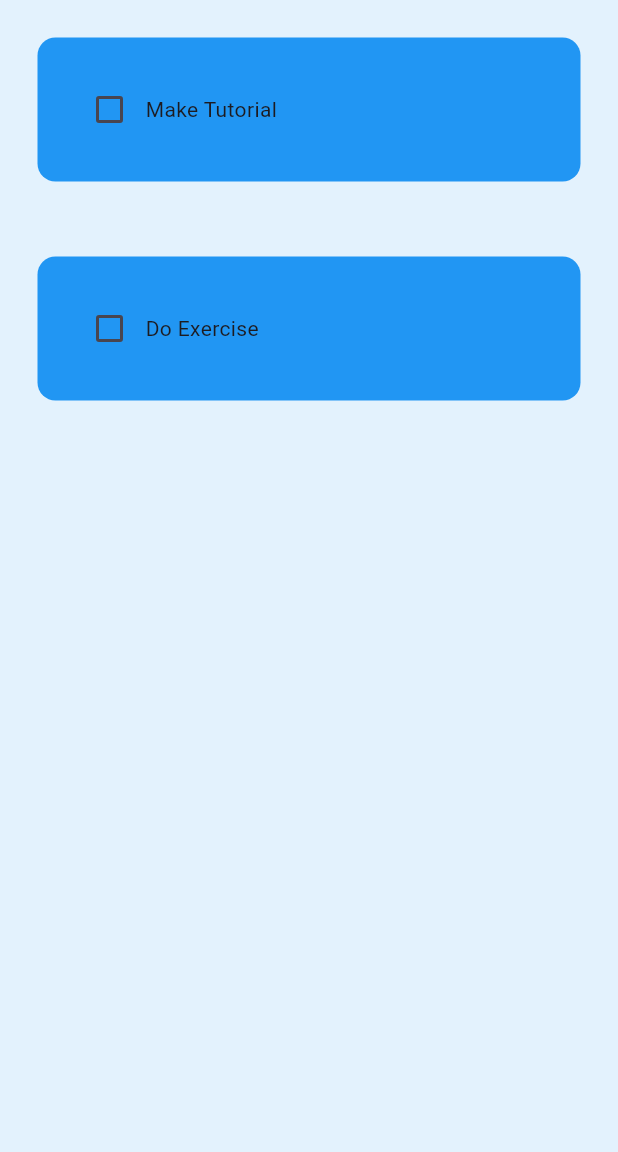
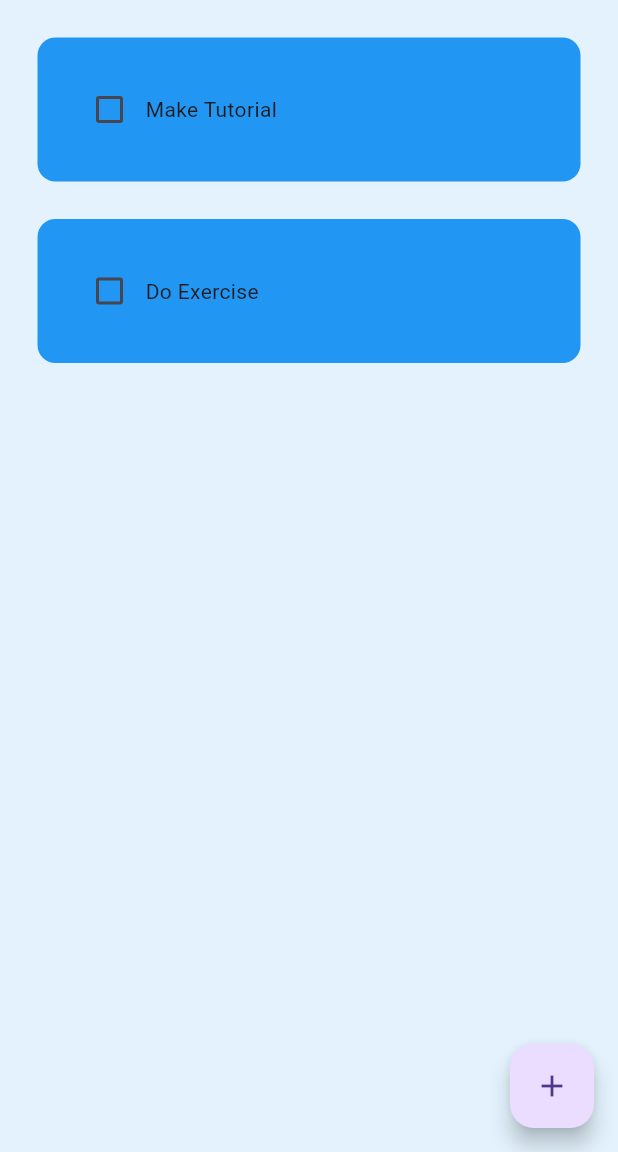
Before and after one commit to Micah103/flutter-apps, a Flutter app: the screen it shows after launch, on a phone screen of 412 x 824 dp, the part 84-1236 px from its top. Run offline on Flutter 3.47's test engine with Material 3 defaults, Android fonts, the phone set to English and light mode, and no system bars; drawn by our look-alikes of flutter_slidable; our stand-ins replace hive_flutter; accounts and stored records are empty.

Commit message:
last commit

```diff
--- /dev/null
+++ b/todoapp/lib/data/database.dart
@@ -0,0 +1,26 @@
+import 'package:hive_flutter/hive_flutter.dart';
+
+class ToDoDataBase {
+  List toDoList = [];
+
+  // reference our box
+  final _myBox = Hive.box('mybox');
+
+  // run this method if this is the 1st time ever opening this app
+  void createInitialData() {
+    toDoList = [
+      ["Make Tutorial", false],
+      ["Do Exercise", false],
+    ];
+  }
+
+  // load the data from database
+  void loadData() {
+    toDoList = _myBox.get("TODOLIST");
+  }
+
+  // update the database
+  void updateDataBase() {
+    _myBox.put("TODOLIST", toDoList);
+  }
+}
--- a/todoapp/lib/pages/home_page.dart
+++ b/todoapp/lib/pages/home_page.dart
@@ -1,4 +1,7 @@
 import 'package:flutter/material.dart';
+import 'package:hive_flutter/hive_flutter.dart';
+import 'package:todoapp/data/database.dart';
+import 'package:todoapp/util/dialog_box.dart';
 import 'package:todoapp/util/todo_tile.dart';
 
 class HomePage extends StatefulWidget {
@@ -9,19 +12,66 @@ class HomePage extends StatefulWidget {
 }
 
 class _HomePageState extends State<HomePage> {
+  // reference the hive box
+  final _myBox = Hive.box('mybox');
+  ToDoDataBase db = ToDoDataBase();
+
+  @override
+  void initState() {
+    // if this is the 1st time ever openin the app, then create default data
+    if (_myBox.get("TODOLIST") == null) {
+      db.createInitialData();
+    } else {
+      // there already exists data
+      db.loadData();
+    }
+
+    super.initState();
+  }
 
 
-  // list of todo tasks
-  List toDoList = [
-    ["Make Tutorial", false],
-    ["Do Exercise", false],
-  ];
+  // text controller
+  final _controller = TextEditingController();
+
 
   // checkbox was tapped
   void checkBoxChanged(bool? value, int index) {
     setState(() {
-      toDoList[index][1] = !toDoList[index][1];
+      db.toDoList[index][1] = !db.toDoList[index][1];
     });
+    db.updateDataBase();
+  }
+
+  // save new task
+  void saveTask() {
+    setState(() {
+      db.toDoList.add([_controller.text, false]);
+      _controller.clear();
+    });
+    Navigator.of(context).pop();
+    db.updateDataBase();
+  }
+
+  // Create New Task
+  void createTask() {
+    showDialog(
+      context: context,
+      builder: (context) {
+        return DialogBox(
+          controller: _controller,
+          onSave: saveTask,
+          onCancel: () => Navigator.of(context).pop(),
+        );
+      },
+    );
+  }
+
+  // delete task
+  void deleteTask(int index) {
+    setState(() {
+      db.toDoList.removeAt(index);
+    });
+    db.updateDataBase();
   }
 
   @override
@@ -29,6 +79,7 @@ class _HomePageState extends State<HomePage> {
     return Scaffold(
       backgroundColor: Colors.blue[50],
       appBar: AppBar(
+        // ignore: prefer_const_constructors
         backgroundColor: Colors.blue[600],title: Text(
           'TO DO',
           textAlign: TextAlign.center,
@@ -36,13 +87,21 @@ class _HomePageState extends State<HomePage> {
         elevation: 0,
         centerTitle: true,
       ),
+      floatingActionButton: FloatingActionButton(
+        onPressed: createTask,
+        // ignore: prefer_const_constructors
+        child: Icon(
+          Icons.add,
+          ),
+      ),
       body: ListView.builder(
-       itemCount: toDoList.length,
+       itemCount: db.toDoList.length,
        itemBuilder: (context, index) {
         return ToDoTile(
-          taskName: toDoList[index][0],
-          taskCompleted: toDoList[index][1],
+          taskName: db.toDoList[index][0],
+          taskCompleted: db.toDoList[index][1],
           onChanged: (value) => checkBoxChanged(value, index),
+          deletefunction: (context) => deleteTask(index),
           );
        },
       ),
--- a/todoapp/lib/util/todo_tile.dart
+++ b/todoapp/lib/util/todo_tile.dart
@@ -1,36 +1,63 @@
-
 import "package:flutter/material.dart";
+import "package:flutter_slidable/flutter_slidable.dart";
 
 // ignore: must_be_immutable
 class ToDoTile extends StatelessWidget {
   final String taskName;
   final bool taskCompleted;
   Function(bool?)? onChanged;
+  Function(BuildContext)? deletefunction;
 
   ToDoTile({
     super.key,
     required this.taskName,
     required this.taskCompleted,
     required this.onChanged,
+    required this.deletefunction,
   });
 
 
   @override
   Widget build(BuildContext context) {
     return Padding(
-      padding: const EdgeInsets.all(25.0),
+      padding: const EdgeInsets.only(left: 25.0, right: 25, top: 25),
+      child: Slidable(
+        endActionPane: ActionPane(
+          // ignore: prefer_const_constructors
+          motion: StretchMotion(),
+          children: [
+            SlidableAction(
+              onPressed: deletefunction,
+              icon: Icons.delete,
+              backgroundColor: const Color.fromARGB(255, 109, 31, 25),
+              borderRadius: BorderRadius.circular(12),
+              )
+          ],
+        ),
         child: Container(
+          // ignore: prefer_const_constructors
           padding: EdgeInsets.all(24),
+          // ignore: sort_child_properties_last
           child: Row(
             children: [
 
               // chackbox
-            Checkbox(value: taskCompleted, onChanged: onChanged),
+              Checkbox(
+                value: taskCompleted,
+                onChanged: onChanged,
+                activeColor: Colors.black,
+                ),
 
 
 
               // task name
-            Text(taskName),
+              Text(
+                taskName,
+                style: TextStyle(
+                  decoration: taskCompleted
+                  ? TextDecoration.lineThrough
+                  : TextDecoration.none),
+                ),
             ],
           ),
           decoration: BoxDecoration(
@@ -38,6 +65,7 @@ class ToDoTile extends StatelessWidget {
             borderRadius: BorderRadius.circular(12),
           ),
         ),
+      ),
     );
   }
 }
--- a/todoapp/pubspec.yaml
+++ b/todoapp/pubspec.yaml
@@ -30,15 +30,21 @@ environment:
 dependencies:
   flutter:
     sdk: flutter
+  hive: ^2.2.3
+  hive_flutter: ^1.1.0
 
 
   # The following adds the Cupertino Icons font to your application.
   # Use with the CupertinoIcons class for iOS style icons.
   cupertino_icons: ^1.0.6
+  flutter_slidable: ^3.1.0
 
 dev_dependencies:
   flutter_test:
     sdk: flutter
+  hive_generator: ^2.0.1
+  build_runner: ^2.1.11
+
 
   # The "flutter_lints" package below contains a set of recommended lints to
   # encourage good coding practices. The lint set provided by the package is
```
Also changed, not shown: todoapp/lib/main.dart (+12 -1 lines), todoapp/lib/util/dialog_box.dart (added, +61 -0 lines), todoapp/lib/util/my_button.dart (added, +22 -0 lines), todoapp/pubspec.lock, 1 other file. Lines whose indentation alone changed are shown as unchanged.
